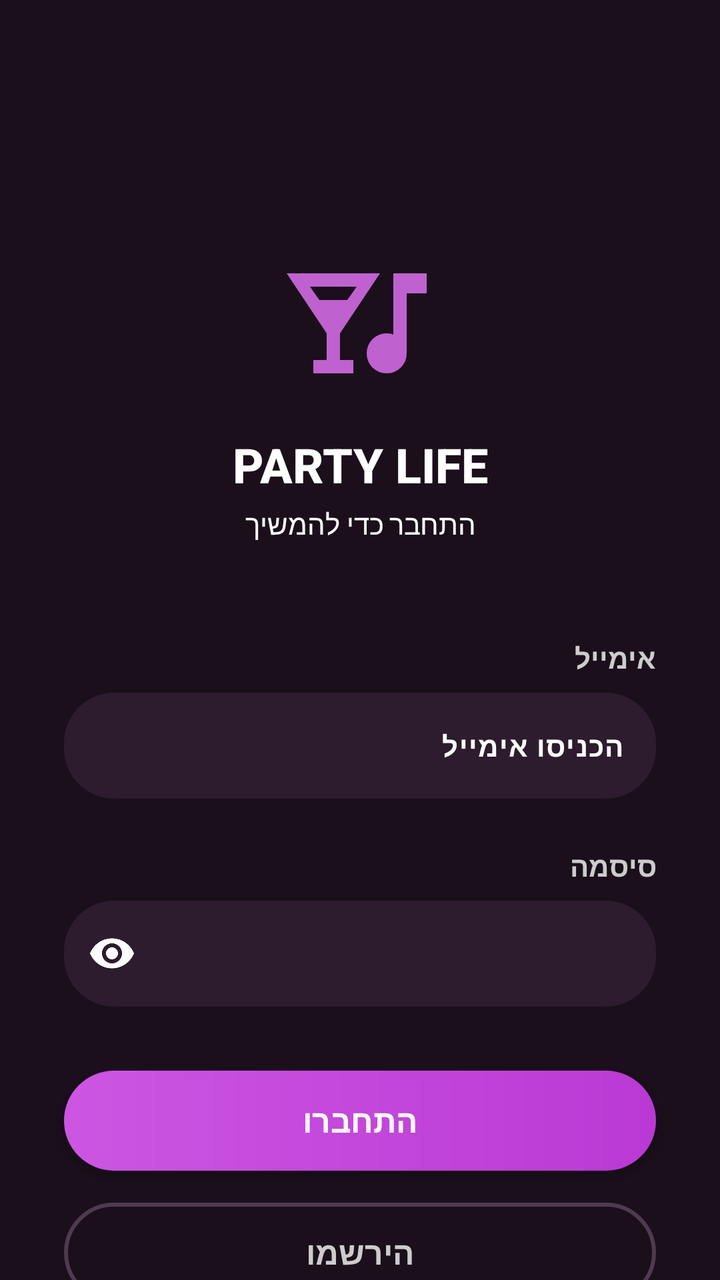
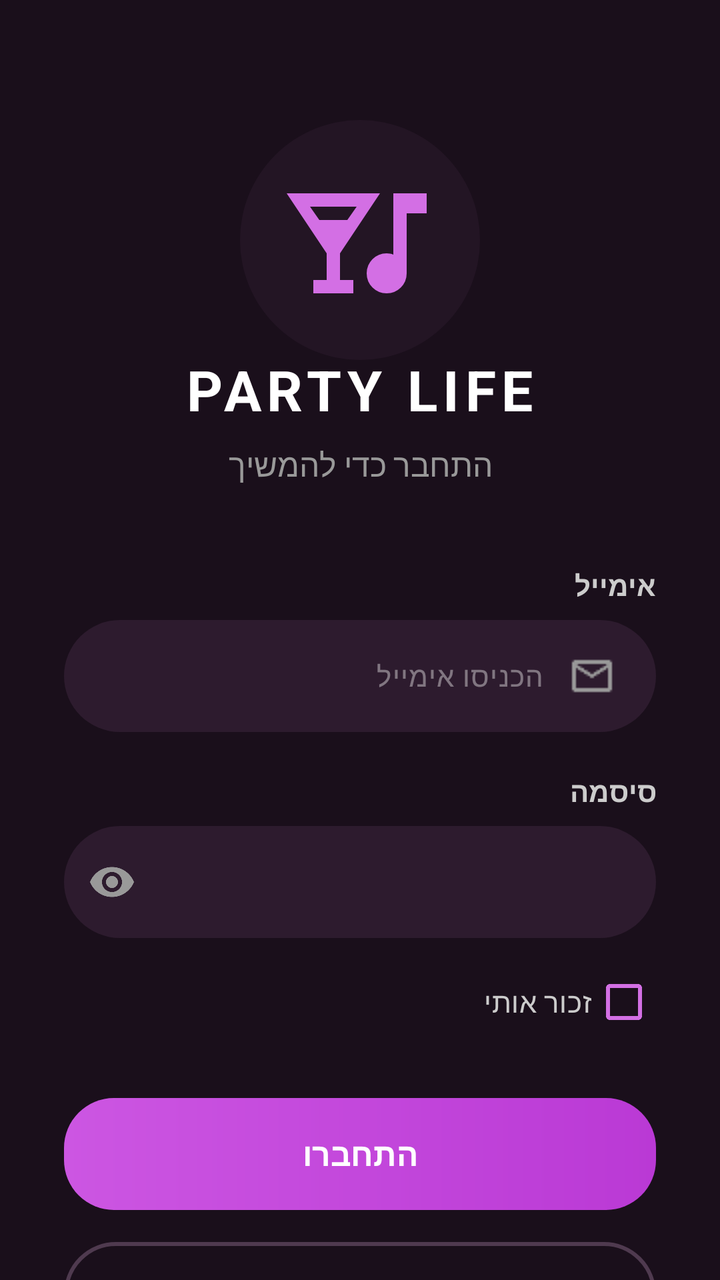

An Android layout rendered at two revisions. The XML below is the earlier revision; the diff shows what the commit changed to produce the second picture.
<!-- AndroidManifest.xml: application theme Theme.PartyLife -->
<!-- res/layout/activity_main.xml -->
<?xml version="1.0" encoding="utf-8"?>
<androidx.constraintlayout.widget.ConstraintLayout
    xmlns:android="http://schemas.android.com/apk/res/android"
    xmlns:app="http://schemas.android.com/apk/res-auto"
    xmlns:tools="http://schemas.android.com/tools"
    android:layout_width="match_parent"
    android:layout_height="match_parent"
    android:id="@+id/main"
    android:background="#1A0F1B"
    android:layoutDirection="rtl">

    <ImageView
        android:id="@+id/logoIcon"
        android:layout_width="80dp"
        android:layout_height="80dp"
        android:layout_marginTop="120dp"
        android:src="@drawable/partyicon"
        android:contentDescription="logo"
        app:layout_constraintTop_toTopOf="parent"
        app:layout_constraintStart_toStartOf="parent"
        app:layout_constraintEnd_toEndOf="parent"
        app:tint="#C061D0" />

    <TextView
        android:id="@+id/titleText"
        android:layout_width="wrap_content"
        android:layout_height="wrap_content"
        android:layout_marginTop="16dp"
        android:text="PARTY LIFE"
        android:textStyle="bold"
        android:textSize="24sp"
        android:textColor="#FFFFFF"
        android:fontFamily="sans-serif-medium"
        app:layout_constraintTop_toBottomOf="@id/logoIcon"
        app:layout_constraintStart_toStartOf="parent"
        app:layout_constraintEnd_toEndOf="parent" />

    <TextView
        android:id="@+id/subtitleText"
        android:layout_width="wrap_content"
        android:layout_height="wrap_content"
        android:layout_marginTop="4dp"
        android:text="התחבר כדי להמשיך"
        android:textSize="14sp"
        android:textColor="@color/white"
        app:layout_constraintTop_toBottomOf="@id/titleText"
        app:layout_constraintStart_toStartOf="parent"
        app:layout_constraintEnd_toEndOf="parent" />

    <TextView
        android:id="@+id/nameLabel"
        android:layout_width="0dp"
        android:layout_height="wrap_content"
        android:layout_marginStart="32dp"
        android:layout_marginEnd="32dp"
        android:layout_marginTop="48dp"
        android:text="אימייל"
        android:textStyle="bold"
        android:textSize="14sp"
        android:textColor="#CCCCCC"
        android:gravity="right"
        app:layout_constraintTop_toBottomOf="@id/subtitleText"
        app:layout_constraintStart_toStartOf="parent"
        app:layout_constraintEnd_toEndOf="parent" />

    <com.google.android.material.textfield.TextInputLayout
        android:id="@+id/tilFirstName"
        android:layout_width="0dp"
        android:layout_height="wrap_content"
        android:layout_marginStart="32dp"
        android:layout_marginEnd="32dp"
        android:layout_marginTop="8dp"
        app:boxBackgroundColor="#2D1B2E"
        app:boxBackgroundMode="filled"
        app:boxCornerRadiusBottomEnd="25dp"
        app:boxCornerRadiusBottomStart="25dp"
        app:boxCornerRadiusTopEnd="25dp"
        app:boxCornerRadiusTopStart="25dp"
        app:boxStrokeWidth="0dp"
        app:hintEnabled="false"
        app:layout_constraintTop_toBottomOf="@id/nameLabel"
        app:layout_constraintStart_toStartOf="parent"
        app:layout_constraintEnd_toEndOf="parent">

        <com.google.android.material.textfield.TextInputEditText
            android:id="@+id/emailInputLogin"
            android:layout_width="match_parent"
            android:layout_height="wrap_content"
            android:inputType="textEmailAddress"
            android:hint="הכניסו אימייל"
            android:textColor="#FFFFFF"
            android:textColorHint="#FFFFFF"
            android:textSize="14sp"
            android:textStyle="bold"
            android:gravity="right|center_vertical"
            android:background="@null"
            android:imeOptions="actionNext"
            android:minHeight="50dp" />

    </com.google.android.material.textfield.TextInputLayout>

    <TextView
        android:id="@+id/passwordLabel"
        android:layout_width="0dp"
        android:layout_height="wrap_content"
        android:layout_marginStart="32dp"
        android:layout_marginEnd="32dp"
        android:layout_marginTop="24dp"
        android:text="סיסמה"
        android:textStyle="bold"
        android:textSize="14sp"
        android:textColor="#CCCCCC"
        android:gravity="right"
        app:layout_constraintTop_toBottomOf="@id/tilFirstName"
        app:layout_constraintStart_toStartOf="parent"
        app:layout_constraintEnd_toEndOf="parent" />

    <com.google.android.material.textfield.TextInputLayout
        android:id="@+id/tilPassword"
        android:layout_width="0dp"
        android:layout_height="wrap_content"
        android:layout_marginStart="32dp"
        android:layout_marginEnd="32dp"
        android:layout_marginTop="8dp"
        app:boxBackgroundColor="#2D1B2E"
        app:boxBackgroundMode="filled"
        app:boxCornerRadiusBottomEnd="25dp"
        app:boxCornerRadiusBottomStart="25dp"
        app:boxCornerRadiusTopEnd="25dp"
        app:boxCornerRadiusTopStart="25dp"
        app:boxStrokeWidth="0dp"
        app:hintEnabled="false"
        app:endIconMode="password_toggle"
        app:endIconTint="#FFFFFF"
        app:layout_constraintTop_toBottomOf="@id/passwordLabel"
        app:layout_constraintStart_toStartOf="parent"
        app:layout_constraintEnd_toEndOf="parent">

        <com.google.android.material.textfield.TextInputEditText
            android:id="@+id/passwordInput"
            android:layout_width="match_parent"
            android:layout_height="wrap_content"
            android:background="@null"
            android:gravity="right|center_vertical"
            android:hint="הכניסו את הסיסמה שלכם"
            android:imeOptions="actionDone"
            android:inputType="textPassword"
            android:minHeight="50dp"
            android:textColor="#FFFFFF"
            android:textColorHint="#FFFFFF"
            android:textSize="14sp"
            android:textStyle="bold" />

    </com.google.android.material.textfield.TextInputLayout>

    <androidx.appcompat.widget.AppCompatButton
        android:id="@+id/loginButton"
        android:layout_width="0dp"
        android:layout_height="50dp"
        android:layout_marginStart="32dp"
        android:layout_marginEnd="32dp"
        android:layout_marginTop="32dp"
        android:text="התחברו"
        android:textSize="16sp"
        android:textStyle="bold"
        android:textColor="#FFFFFF"
        android:background="@drawable/button_gradient"
        android:fontFamily="sans-serif-medium"
        app:layout_constraintTop_toBottomOf="@id/tilPassword"
        app:layout_constraintStart_toStartOf="parent"
        app:layout_constraintEnd_toEndOf="parent" />

    <androidx.appcompat.widget.AppCompatButton
        android:id="@+id/registerButton"
        android:layout_width="0dp"
        android:layout_height="50dp"
        android:layout_marginStart="32dp"
        android:layout_marginEnd="32dp"
        android:layout_marginTop="16dp"
        android:text="הירשמו"
        android:textStyle="bold"
        android:textSize="16sp"
        android:textColor="#CCCCCC"
        android:background="@drawable/button_outline"
        android:fontFamily="sans-serif-medium"
        app:layout_constraintTop_toBottomOf="@id/loginButton"
        app:layout_constraintStart_toStartOf="parent"
        app:layout_constraintEnd_toEndOf="parent" />

</androidx.constraintlayout.widget.ConstraintLayout>
<!-- resources referenced by this layout -->
<resources>
  <color name="white">#FFFFFFFF</color>
  <!-- drawable button_gradient (drawable) -->
  <?xml version="1.0" encoding="utf-8"?>
  <shape xmlns:android="http://schemas.android.com/apk/res/android">
      <gradient
          android:startColor="#CC56E2"
          android:endColor="#BA39D5"
          android:angle="0"/>
      <corners android:radius="25dp"/>
  </shape>
  <!-- drawable button_outline (drawable) -->
  <?xml version="1.0" encoding="utf-8"?>
  <shape xmlns:android="http://schemas.android.com/apk/res/android"
      android:shape="rectangle">
      <solid android:color="@android:color/transparent"/> <corners android:radius="25dp"/> <stroke
      android:width="2dp"
  
      android:color="#4F3A4F"
  
      /> </shape>
  <!-- drawable partyicon (drawable) -->
  <vector xmlns:android="http://schemas.android.com/apk/res/android"
      android:width="24dp"
      android:height="24dp"
      android:viewportWidth="960"
      android:viewportHeight="960">
    <path
        android:pathData="M200,800v-80h80v-160L40,200h560L360,560v160h80v80L200,800ZM236,360h168l56,-80L180,280l56,80ZM640,800q-50,0 -85,-35t-35,-85q0,-50 35,-85t85,-35q11,0 21,1.5t19,6.5v-368h200v120L760,320v360q0,50 -35,85t-85,35Z"
        android:fillColor="#FFFFFF"/>
  </vector>
  <style name="Theme.PartyLife" parent="Base.Theme.PartyLife" />
  <style name="Base.Theme.PartyLife" parent="Theme.Material3.Dark.NoActionBar">
        
  
      </style>
</resources>

<!-- the commit's change to res/layout/activity_main.xml (unified diff, before → after) -->
@@ -9,17 +9,30 @@
     android:background="#1A0F1B"
     android:layoutDirection="rtl">
 
+    
+    <View
+        android:id="@+id/logoGlow"
+        android:layout_width="120dp"
+        android:layout_height="120dp"
+        android:background="@drawable/circle"
+        android:backgroundTint="#2D1B2E"
+        android:alpha="0.5"
+        app:layout_constraintTop_toTopOf="@id/logoIcon"
+        app:layout_constraintBottom_toBottomOf="@id/logoIcon"
+        app:layout_constraintStart_toStartOf="@id/logoIcon"
+        app:layout_constraintEnd_toEndOf="@id/logoIcon" />
+
     <ImageView
         android:id="@+id/logoIcon"
         android:layout_width="80dp"
         android:layout_height="80dp"
-        android:layout_marginTop="120dp"
+        android:layout_marginTop="80dp"
         android:src="@drawable/partyicon"
         android:contentDescription="logo"
         app:layout_constraintTop_toTopOf="parent"
         app:layout_constraintStart_toStartOf="parent"
         app:layout_constraintEnd_toEndOf="parent"
-        app:tint="#C061D0" />
+        app:tint="#D36FE4" />
 
     <TextView
         android:id="@+id/titleText"
@@ -28,9 +41,9 @@
         android:layout_marginTop="16dp"
         android:text="PARTY LIFE"
         android:textStyle="bold"
-        android:textSize="24sp"
+        android:textSize="28sp"
         android:textColor="#FFFFFF"
-        android:fontFamily="sans-serif-medium"
+        android:letterSpacing="0.1"
         app:layout_constraintTop_toBottomOf="@id/logoIcon"
         app:layout_constraintStart_toStartOf="parent"
         app:layout_constraintEnd_toEndOf="parent" />
@@ -39,45 +52,46 @@
         android:id="@+id/subtitleText"
         android:layout_width="wrap_content"
         android:layout_height="wrap_content"
-        android:layout_marginTop="4dp"
+        android:layout_marginTop="8dp"
         android:text="התחבר כדי להמשיך"
-        android:textSize="14sp"
-        android:textColor="@color/white"
+        android:textSize="16sp"
+        android:textColor="#999999"
         app:layout_constraintTop_toBottomOf="@id/titleText"
         app:layout_constraintStart_toStartOf="parent"
         app:layout_constraintEnd_toEndOf="parent" />
 
+    
     <TextView
         android:id="@+id/nameLabel"
-        android:layout_width="0dp"
-        android:layout_height="wrap_content"
-        android:layout_marginStart="32dp"
-        android:layout_marginEnd="32dp"
-        android:layout_marginTop="48dp"
+        android:layout_width="match_parent"
+        android:layout_height="wrap_content"
+        android:layout_marginStart="32dp"
+        android:layout_marginEnd="32dp"
+        android:layout_marginTop="40dp"
         android:text="אימייל"
         android:textStyle="bold"
         android:textSize="14sp"
         android:textColor="#CCCCCC"
-        android:gravity="right"
+        android:gravity="start"
         app:layout_constraintTop_toBottomOf="@id/subtitleText"
         app:layout_constraintStart_toStartOf="parent"
         app:layout_constraintEnd_toEndOf="parent" />
 
     <com.google.android.material.textfield.TextInputLayout
-        android:id="@+id/tilFirstName"
-        android:layout_width="0dp"
-        android:layout_height="wrap_content"
-        android:layout_marginStart="32dp"
-        android:layout_marginEnd="32dp"
-        android:layout_marginTop="8dp"
+        android:id="@+id/tilEmail"
+        android:layout_width="0dp"
+        android:layout_height="wrap_content"
+        android:layout_marginStart="32dp"
+        android:layout_marginEnd="32dp"
+        android:layout_marginTop="8dp"
+        app:hintEnabled="false"
         app:boxBackgroundColor="#2D1B2E"
         app:boxBackgroundMode="filled"
-        app:boxCornerRadiusBottomEnd="25dp"
-        app:boxCornerRadiusBottomStart="25dp"
-        app:boxCornerRadiusTopEnd="25dp"
-        app:boxCornerRadiusTopStart="25dp"
+        app:boxCornerRadiusBottomEnd="28dp"
+        app:boxCornerRadiusBottomStart="28dp"
+        app:boxCornerRadiusTopEnd="28dp"
+        app:boxCornerRadiusTopStart="28dp"
         app:boxStrokeWidth="0dp"
-        app:hintEnabled="false"
         app:layout_constraintTop_toBottomOf="@id/nameLabel"
         app:layout_constraintStart_toStartOf="parent"
         app:layout_constraintEnd_toEndOf="parent">
@@ -85,33 +99,36 @@
         <com.google.android.material.textfield.TextInputEditText
             android:id="@+id/emailInputLogin"
             android:layout_width="match_parent"
-            android:layout_height="wrap_content"
+            android:layout_height="56dp"
             android:inputType="textEmailAddress"
             android:hint="הכניסו אימייל"
+            android:textColorHint="#66FFFFFF"
             android:textColor="#FFFFFF"
-            android:textColorHint="#FFFFFF"
             android:textSize="14sp"
-            android:textStyle="bold"
-            android:gravity="right|center_vertical"
-            android:background="@null"
-            android:imeOptions="actionNext"
-            android:minHeight="50dp" />
+            android:gravity="center_vertical|start"
+            android:drawableStart="@drawable/email"
+            android:drawablePadding="12dp"
+            android:drawableTint="#999999"
+            android:paddingStart="50dp"
+            android:paddingEnd="20dp"
+            android:background="@null" />
 
     </com.google.android.material.textfield.TextInputLayout>
 
+    
     <TextView
         android:id="@+id/passwordLabel"
-        android:layout_width="0dp"
-        android:layout_height="wrap_content"
-        android:layout_marginStart="32dp"
-        android:layout_marginEnd="32dp"
-        android:layout_marginTop="24dp"
+        android:layout_width="match_parent"
+        android:layout_height="wrap_content"
+        android:layout_marginStart="32dp"
+        android:layout_marginEnd="32dp"
+        android:layout_marginTop="20dp"
         android:text="סיסמה"
         android:textStyle="bold"
         android:textSize="14sp"
         android:textColor="#CCCCCC"
-        android:gravity="right"
-        app:layout_constraintTop_toBottomOf="@id/tilFirstName"
+        android:gravity="start"
+        app:layout_constraintTop_toBottomOf="@id/tilEmail"
         app:layout_constraintStart_toStartOf="parent"
         app:layout_constraintEnd_toEndOf="parent" />
 
@@ -122,16 +139,16 @@
         android:layout_marginStart="32dp"
         android:layout_marginEnd="32dp"
         android:layout_marginTop="8dp"
+        app:hintEnabled="false"
         app:boxBackgroundColor="#2D1B2E"
         app:boxBackgroundMode="filled"
-        app:boxCornerRadiusBottomEnd="25dp"
-        app:boxCornerRadiusBottomStart="25dp"
-        app:boxCornerRadiusTopEnd="25dp"
-        app:boxCornerRadiusTopStart="25dp"
+        app:boxCornerRadiusBottomEnd="28dp"
+        app:boxCornerRadiusBottomStart="28dp"
+        app:boxCornerRadiusTopEnd="28dp"
+        app:boxCornerRadiusTopStart="28dp"
         app:boxStrokeWidth="0dp"
-        app:hintEnabled="false"
-        app:endIconMode="password_toggle"
-        app:endIconTint="#FFFFFF"
+        app:passwordToggleEnabled="true"
+        app:passwordToggleTint="#999999"
         app:layout_constraintTop_toBottomOf="@id/passwordLabel"
         app:layout_constraintStart_toStartOf="parent"
         app:layout_constraintEnd_toEndOf="parent">
@@ -139,50 +156,70 @@
         <com.google.android.material.textfield.TextInputEditText
             android:id="@+id/passwordInput"
             android:layout_width="match_parent"
-            android:layout_height="wrap_content"
-            android:background="@null"
-            android:gravity="right|center_vertical"
-            android:hint="הכניסו את הסיסמה שלכם"
-            android:imeOptions="actionDone"
+            android:layout_height="56dp"
             android:inputType="textPassword"
-            android:minHeight="50dp"
+            android:hint="הכניסו סיסמה"
+            android:textColorHint="#66FFFFFF"
             android:textColor="#FFFFFF"
-            android:textColorHint="#FFFFFF"
             android:textSize="14sp"
-            android:textStyle="bold" />
+            android:gravity="center_vertical|right"
+            android:textAlignment="gravity"
+            android:textDirection="rtl"
+            android:drawablePadding="12dp"
+            android:drawableTint="#999999"
+            android:paddingStart="50dp"
+            android:paddingEnd="20dp"
+            android:background="@null" />
 
     </com.google.android.material.textfield.TextInputLayout>
 
-    <androidx.appcompat.widget.AppCompatButton
+    
+    <com.google.android.material.checkbox.MaterialCheckBox
+        android:id="@+id/cbRememberMe"
+        android:layout_width="wrap_content"
+        android:layout_height="wrap_content"
+        android:layout_marginStart="32dp"
+        android:layout_marginTop="8dp"
+        android:text="זכור אותי"
+        android:textColor="#CCCCCC"
+        android:textSize="14sp"
+        app:buttonTint="#D36FE4"
+        app:layout_constraintStart_toStartOf="parent"
+        app:layout_constraintTop_toBottomOf="@id/tilPassword" />
+
+    
+    <com.google.android.material.button.MaterialButton
         android:id="@+id/loginButton"
         android:layout_width="0dp"
-        android:layout_height="50dp"
-        android:layout_marginStart="32dp"
-        android:layout_marginEnd="32dp"
-        android:layout_marginTop="32dp"
+        android:layout_height="56dp"
+        android:layout_marginStart="32dp"
+        android:layout_marginEnd="32dp"
+        android:layout_marginTop="24dp"
         android:text="התחברו"
         android:textSize="16sp"
         android:textStyle="bold"
         android:textColor="#FFFFFF"
         android:background="@drawable/button_gradient"
-        android:fontFamily="sans-serif-medium"
-        app:layout_constraintTop_toBottomOf="@id/tilPassword"
-        app:layout_constraintStart_toStartOf="parent"
-        app:layout_constraintEnd_toEndOf="parent" />
-
-    <androidx.appcompat.widget.AppCompatButton
+        app:backgroundTint="@null"
+        app:cornerRadius="28dp"
+        app:layout_constraintTop_toBottomOf="@id/cbRememberMe"
+        app:layout_constraintStart_toStartOf="parent"
+        app:layout_constraintEnd_toEndOf="parent" />
+
+    <com.google.android.material.button.MaterialButton
         android:id="@+id/registerButton"
         android:layout_width="0dp"
-        android:layout_height="50dp"
+        android:layout_height="56dp"
         android:layout_marginStart="32dp"
         android:layout_marginEnd="32dp"
         android:layout_marginTop="16dp"
         android:text="הירשמו"
         android:textStyle="bold"
         android:textSize="16sp"
-        android:textColor="#CCCCCC"
+        android:textColor="#FFFFFF"
         android:background="@drawable/button_outline"
-        android:fontFamily="sans-serif-medium"
+        app:backgroundTint="@null"
+        app:cornerRadius="28dp"
         app:layout_constraintTop_toBottomOf="@id/loginButton"
         app:layout_constraintStart_toStartOf="parent"
         app:layout_constraintEnd_toEndOf="parent" />
<!-- resource entries referenced after the edit -->
@@ -1,6 +1,5 @@
 <!-- resources referenced by this layout -->
 <resources>
-  <color name="white">#FFFFFFFF</color>
   <!-- drawable button_gradient (drawable) -->
   <?xml version="1.0" encoding="utf-8"?>
   <shape xmlns:android="http://schemas.android.com/apk/res/android">
@@ -20,6 +19,13 @@
       android:color="#4F3A4F"
   
       /> </shape>
+  <!-- drawable circle (drawable) -->
+  <?xml version="1.0" encoding="utf-8"?>
+  <shape xmlns:android="http://schemas.android.com/apk/res/android"
+      android:shape="oval">
+      <solid android:color="#4D2A4E" />
+  </shape>
+  <!-- drawable email: png bitmap (drawable, 359 bytes) -->
   <!-- drawable partyicon (drawable) -->
   <vector xmlns:android="http://schemas.android.com/apk/res/android"
       android:width="24dp"
